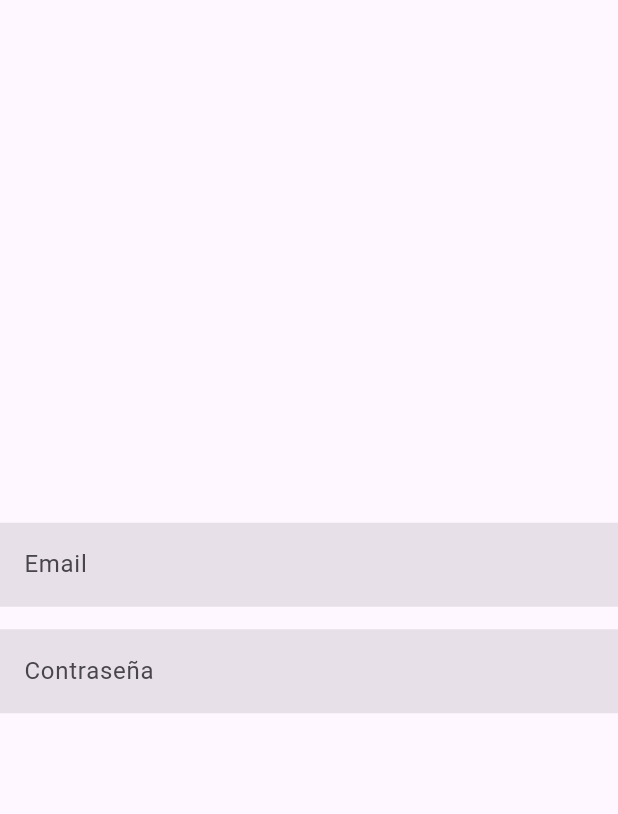
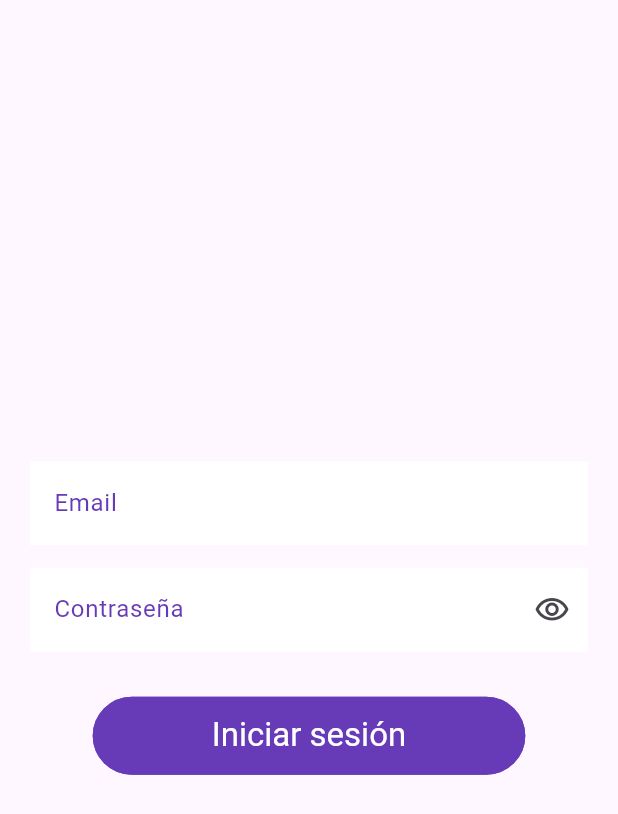
Before and after one commit to stivengm/demo_app, a Flutter app: the screen it shows after launch, on a phone screen of 412 x 824 dp. Shown: the top 814 px of the screen. Run offline on Flutter 3.47's test engine with Material 3 defaults, Android fonts, the phone set to English and light mode, and no system bars; missing offline and left inert: jitsi_meet_flutter_sdk.

Commit message:
FIX - Ajuste de diseño login.

```diff
--- a/lib/ui/views/user/login_view/login_view.dart
+++ b/lib/ui/views/user/login_view/login_view.dart
@@ -1,17 +1,44 @@
 import 'package:flutter/material.dart';
 
-class LoginView extends StatelessWidget {
+import 'package:demo_app/ui/widgets/primary_button.dart';
+import 'package:demo_app/ui/app_style.dart';
+
+class LoginView extends StatefulWidget {
   const LoginView({super.key});
 
   @override
+  State<LoginView> createState() => _LoginViewState();
+}
+
+class _LoginViewState extends State<LoginView> {
+  bool _passwordVisible = true;
+  final formKey = GlobalKey<FormState>();
+  TextEditingController emailController = TextEditingController();
+  TextEditingController passwordController = TextEditingController();
+
+  @override
   Widget build(BuildContext context) {
+    Size media = MediaQuery.of(context).size;
+
     return Scaffold(
-      body: Column(
+      body: SizedBox(
+        height: double.infinity,
+        child: GestureDetector(
+          onTap: () => FocusManager.instance.primaryFocus?.unfocus(),
+          child: SingleChildScrollView(
+            child: Stack(
+              children: [
+                Container(
+                  margin: const EdgeInsets.symmetric(horizontal: 20.0),
+                  height: media.height * 1,
+                  child: Form(
+                    key: formKey,
+                    child: Column(
                       mainAxisAlignment: MainAxisAlignment.center,
                       children: [
                         TextFormField(
                           textInputAction: TextInputAction.next,
-            // controller: emailController,
+                          controller: emailController,
                           keyboardType: TextInputType.emailAddress,
                           autocorrect: false,
                           autovalidateMode: AutovalidateMode.onUserInteraction,
@@ -19,15 +46,15 @@ class LoginView extends StatelessWidget {
                           decoration: InputDecoration(
                             labelText: 'Email',
                             labelStyle: const TextStyle(
-                // color: primaryColor
+                              color: primaryColor
                             ),
                             filled: true,
-              // fillColor: whiteColor,
+                            fillColor: whiteColor,
                             focusedBorder: InputBorder.none,
                             enabledBorder: InputBorder.none,
                             border: OutlineInputBorder(
                               borderSide: const BorderSide(
-                  // color: whiteColor
+                                color: whiteColor
                               ),
                               borderRadius: BorderRadius.circular(10.0)
                             )
@@ -35,41 +62,53 @@ class LoginView extends StatelessWidget {
                         ),
                         const SizedBox(height: 15.0),
                         TextFormField(
-            // obscureText: _passwordVisible,
-            // controller: passwordController,
+                          obscureText: _passwordVisible,
+                          controller: passwordController,
                           autocorrect: false,
                           autovalidateMode: AutovalidateMode.onUserInteraction,
-            validator: (pass) => pass != null && pass.length < 6 ? 'Ingrese mínimo 6 caracteres' : null,
+                          // validator: (pass) => pass != null && pass.length < 6 ? 'Ingrese mínimo 6 caracteres' : null,
                           decoration: InputDecoration(
                             labelText: 'Contraseña',
                             labelStyle: const TextStyle(
-                // color: primaryColor
+                              color: primaryColor
                             ),
                             filled: true,
-              // fillColor: whiteColor,
+                            fillColor: whiteColor,
                             focusedBorder: InputBorder.none,
                             enabledBorder: InputBorder.none,
                             border: OutlineInputBorder(
                               borderSide: const BorderSide(
-                  // color: whiteColor
+                                color: whiteColor
                               ),
                               borderRadius: BorderRadius.circular(10.0)
                             ),
-              // suffixIcon: IconButton(
-              //   icon: Icon(
-              //     _passwordVisible
-              //     ? Icons.visibility_outlined
-              //     : Icons.visibility_off_outlined
-              //   ),
-              //   onPressed: () {
-              //     setState(() {
-              //       _passwordVisible = !_passwordVisible;
-              //     });
-              //   },
-              // )
+                            suffixIcon: IconButton(
+                              icon: Icon(
+                                _passwordVisible
+                                ? Icons.visibility_outlined
+                                : Icons.visibility_off_outlined
+                              ),
+                              onPressed: () {
+                                setState(() {
+                                  _passwordVisible = !_passwordVisible;
+                                });
+                              },
                             )
                           )
+                        ),
+                        const SizedBox(height: 30.0),
+                        SizedBox(
+                          width: media.width * .7,
+                          child: PrimaryButton(text: 'Iniciar sesión', onPressed: () => {},),
+                        )
                       ],
+                    ),
+                  ),
+                )
+              ],
+            ),
+          ),
+        ),
       ),
     );
   }
```
Lines whose indentation alone changed are shown as unchanged.
